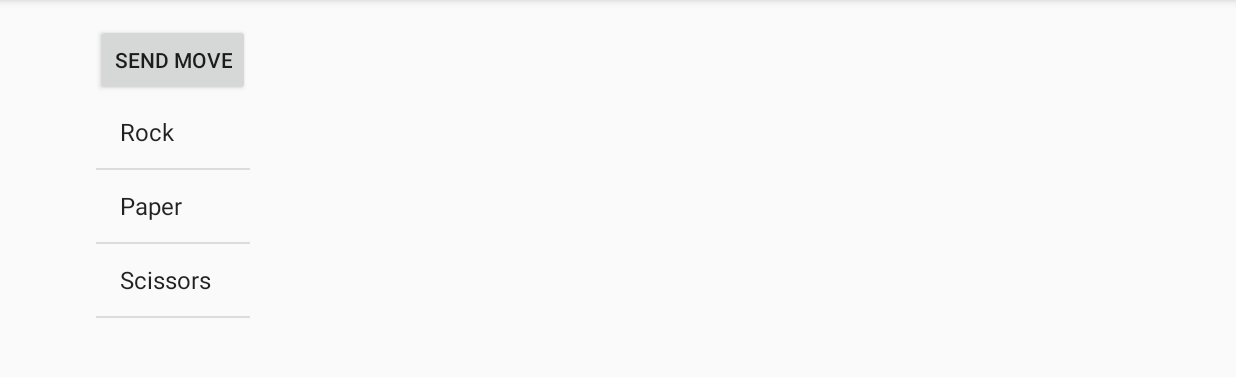
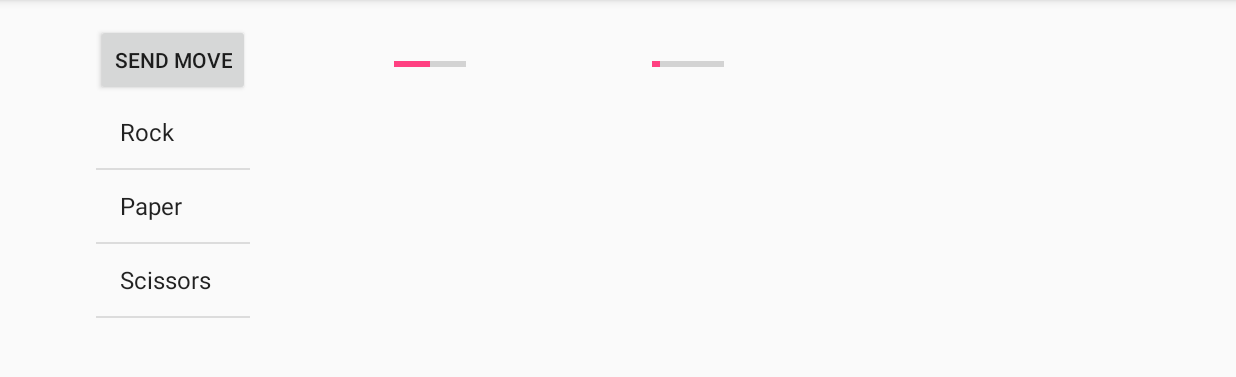
Before and after one commit to connorjoleary/ShadowFight, an Android app: the screen it shows after launch (MainActivity), on a phone screen of 824 x 412 dp (held sideways), the part 72-449 px from its top. Run offline under Robolectric (Android 15) with nearby library versions, the phone set to English and light mode, and no system bars.

Commit message:
progress bars

```diff
--- a/app/src/main/java/com/example/connor/shadowfight/MainActivity.java
+++ b/app/src/main/java/com/example/connor/shadowfight/MainActivity.java
@@ -7,14 +7,22 @@ import android.widget.ArrayAdapter;
 import android.widget.AdapterView;
 import android.view.View;
 import android.widget.AdapterView.OnItemClickListener;
+import android.widget.ProgressBar;
 import android.widget.Toast;
 
 public class MainActivity extends AppCompatActivity {
     ListView listView ;
+    private ProgressBar health1;
+    private ProgressBar health2;
+
     @Override
     protected void onCreate(Bundle savedInstanceState) {
         super.onCreate(savedInstanceState);
         setContentView(R.layout.activity_main);
+        health1 = (ProgressBar) findViewById(R.id.progressBar2);
+        health2 = (ProgressBar) findViewById(R.id.progressBar3);
+        health1.setProgress(50);
+        health2.setProgress(10);
         listView = (ListView) findViewById(R.id.list);
         String[] values = new String[] { "Rock",
                 "Paper",
@@ -26,7 +34,6 @@ public class MainActivity extends AppCompatActivity {
 
 
         listView.setOnItemClickListener(new OnItemClickListener() {
-
             @Override
             public void onItemClick(AdapterView<?> parent, View view,
                                     int position, long id) {
--- a/app/src/main/res/layout-land/activity_main.xml
+++ b/app/src/main/res/layout-land/activity_main.xml
@@ -49,4 +49,23 @@
         android:layout_below="@+id/button3"
         android:id="@+id/list" />
 
+    <ProgressBar
+        style="@style/Widget.AppCompat.ProgressBar.Horizontal"
+        android:layout_width="wrap_content"
+        android:layout_height="wrap_content"
+        android:layout_marginStart="96dp"
+        android:id="@+id/progressBar2"
+        android:layout_alignTop="@+id/progressBar3"
+        android:layout_toEndOf="@+id/button3" />
+
+    <ProgressBar
+        style="@style/Widget.AppCompat.ProgressBar.Horizontal"
+        android:layout_width="wrap_content"
+        android:layout_height="wrap_content"
+        android:id="@+id/progressBar3"
+        android:layout_marginBottom="13dp"
+        android:layout_above="@+id/list"
+        android:layout_toEndOf="@+id/progressBar2"
+        android:layout_marginStart="124dp" />
+
 </RelativeLayout>
```
